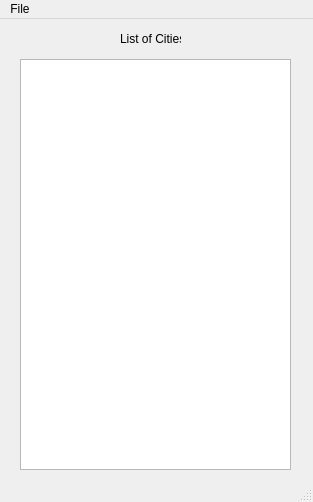
Before: the Qt Designer form EuroTrip/mainwindow.ui in dal07065/European-Vacation, drawn with Qt 5.
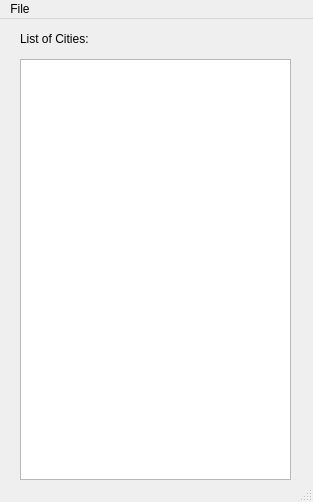
After: the same form once the commit is applied.

```diff
--- a/EuroTrip/mainwindow.ui
+++ b/EuroTrip/mainwindow.ui
@@ -17,9 +17,9 @@
    <widget class="QLabel" name="label">
     <property name="geometry">
      <rect>
-      <x>120</x>
+      <x>20</x>
       <y>10</y>
-      <width>61</width>
+      <width>271</width>
       <height>20</height>
      </rect>
     </property>
@@ -33,7 +33,7 @@
       <x>20</x>
       <y>40</y>
       <width>271</width>
-      <height>411</height>
+      <height>421</height>
      </rect>
     </property>
    </widget>
```
Left out of the diff: 2 changed lines with no effect on the pictures.
